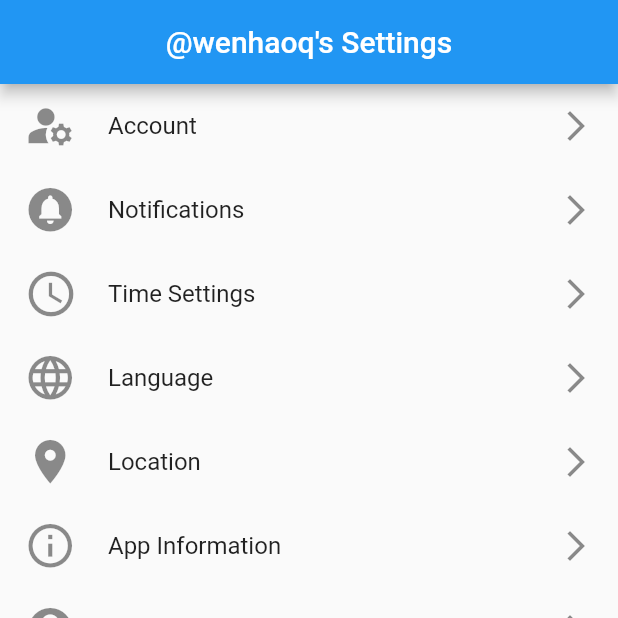
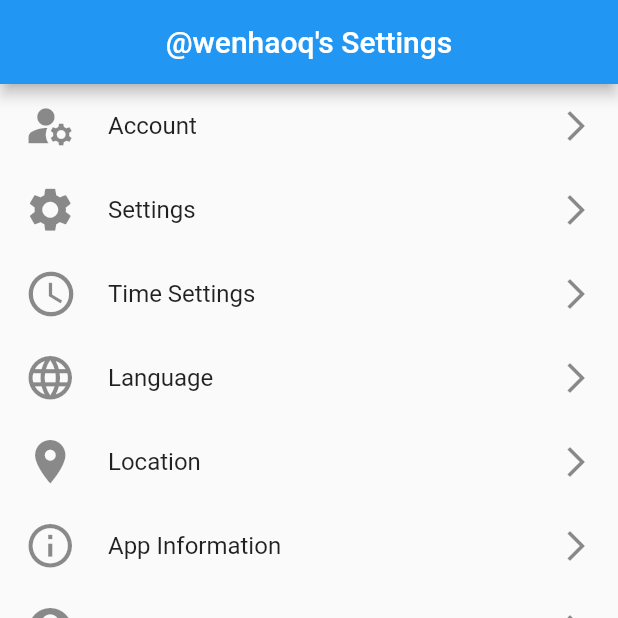
Before and after one commit to PetBite/app, a Flutter app: the Settings screen opened by its route, on a phone screen of 412 x 824 dp, the top half of it. Run offline on Flutter 3.47's test engine with Material 2 defaults, Android fonts, the phone set to English and light mode, and no system bars; our stand-ins replace syncfusion_flutter_charts; generated files the repository leaves out were written again.

Commit message:
Update settings.dart

```diff
--- a/lib/pages/settings/settings.dart
+++ b/lib/pages/settings/settings.dart
@@ -5,7 +5,7 @@ import 'package:app/data_model/user_db.dart';
 class Settings extends StatelessWidget {
   const Settings({super.key});
 
-  static const routeName = '/feeding_schedule';
+  static const routeName = '/profile';
 
   @override
   Widget build(BuildContext context) {
@@ -16,32 +16,36 @@ class Settings extends StatelessWidget {
         automaticallyImplyLeading: false,
       ),
       body: SafeArea(
-          child: ListView(children: const <Widget>[
-        ListTile(
+          child: ListView(children: <Widget>[
+        const ListTile(
             leading: Icon(Icons.manage_accounts, size: 35),
             title: Text('Account'),
             trailing: Icon(Icons.arrow_forward_ios)),
         ListTile(
-            leading: Icon(Icons.circle_notifications, size: 35),
-            title: Text('Notifications'),
-            trailing: Icon(Icons.arrow_forward_ios)),
-        ListTile(
+          leading: const Icon(Icons.settings, size: 35),
+          title: const Text('Settings'),
+          trailing: const Icon(Icons.arrow_forward_ios),
+          onTap: () {
+            Navigator.pushNamed(context, '/settings');
+          },
+        ),
+        const ListTile(
             leading: Icon(Icons.access_time, size: 36),
             title: Text('Time Settings'),
             trailing: Icon(Icons.arrow_forward_ios)),
-        ListTile(
+        const ListTile(
             leading: Icon(Icons.language, size: 35),
             title: Text('Language'),
             trailing: Icon(Icons.arrow_forward_ios)),
-        ListTile(
+        const ListTile(
             leading: Icon(Icons.location_on, size: 35),
             title: Text('Location'),
             trailing: Icon(Icons.arrow_forward_ios)),
-        ListTile(
+        const ListTile(
             leading: Icon(Icons.info_outline, size: 35),
             title: Text('App Information'),
             trailing: Icon(Icons.arrow_forward_ios)),
-        ListTile(
+        const ListTile(
             leading: Icon(Icons.help, size: 35),
             title: Text('Help'),
             trailing: Icon(Icons.arrow_forward_ios)),
```
